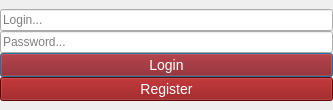
The window that src/AuthWnd.ui (Dancon08/Questionnaire) describes before a commit, drawn with Qt 5.
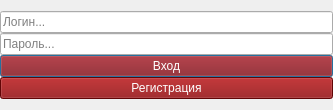
The same window after the commit.

```diff
--- a/src/AuthWnd.ui
+++ b/src/AuthWnd.ui
@@ -17,7 +17,6 @@
    <string notr="true">                  QPushButton
                   {
                   background: #890709;
-                  font-size: 14px;
                   text-align: center;
                   color: #FFFFFF;
                   }
@@ -76,7 +75,7 @@
          <item>
           <widget class="QLineEdit" name="lineLogin_">
            <property name="placeholderText">
-            <string>Login...</string>
+            <string>Логин...</string>
            </property>
           </widget>
          </item>
@@ -86,21 +85,30 @@
             <enum>QLineEdit::Password</enum>
            </property>
            <property name="placeholderText">
-            <string>Password...</string>
+            <string>Пароль...</string>
            </property>
           </widget>
          </item>
          <item>
           <widget class="QPushButton" name="btnLogin_">
+           <property name="font">
+            <font/>
+           </property>
            <property name="text">
-            <string>Login</string>
+            <string>Вход</string>
            </property>
           </widget>
          </item>
          <item>
           <widget class="QPushButton" name="btnRegister_">
+           <property name="font">
+            <font/>
+           </property>
+           <property name="styleSheet">
+            <string notr="true"/>
+           </property>
            <property name="text">
-            <string>Register</string>
+            <string>Регистрация</string>
            </property>
           </widget>
          </item>
```
Left out of the diff: 13 changed lines with no effect on the pictures.
